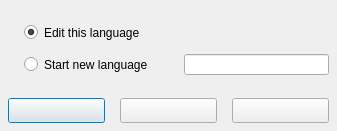
Before: the Qt Designer form src/forms/LanguageEditorStartFormUnit.ui in Eldricos/D-Fend-Reborn, drawn with Qt 5.
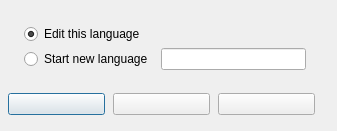
After: the same form once the commit is applied.

Commit message: Remaining dialogs: Qt layouts instead of fixed pixel positions

```diff
--- a/src/forms/LanguageEditorStartFormUnit.ui
+++ b/src/forms/LanguageEditorStartFormUnit.ui
@@ -9,41 +9,103 @@
     <property name="vclKeyPreview" stdset="0"><bool>true</bool></property>
     <property name="vclDesignWidth" stdset="0"><number>337</number></property>
     <property name="vclDesignHeight" stdset="0"><number>131</number></property>
+    <layout class="QVBoxLayout" name="LanguageEditorStartForm_Layout" stretch="0,0,0,1">
+      <property name="leftMargin"><number>8</number></property>
+      <property name="topMargin"><number>24</number></property>
+      <property name="rightMargin"><number>4</number></property>
+      <property name="bottomMargin"><number>8</number></property>
+      <property name="spacing"><number>0</number></property>
+      <item>
+        <layout class="QGridLayout" name="LanguageEditorStartForm_Section1" columnstretch="0,0,1">
+          <property name="leftMargin"><number>16</number></property>
+          <property name="topMargin"><number>0</number></property>
+          <property name="rightMargin"><number>0</number></property>
+          <property name="bottomMargin"><number>0</number></property>
+          <property name="horizontalSpacing"><number>8</number></property>
+          <property name="verticalSpacing"><number>4</number></property>
+          <item row="0" column="0" colspan="3">
     <widget class="QRadioButton" name="EditThisRadioButton">
-      <property name="geometry"><rect><x>24</x><y>24</y><width>305</width><height>17</height></rect></property>
       <property name="text"><string>Edit this language</string></property>
       <property name="checked"><bool>true</bool></property>
     </widget>
+          </item>
+          <item row="1" column="0">
     <widget class="QRadioButton" name="EditNewRadioButton">
-      <property name="geometry"><rect><x>24</x><y>56</y><width>154</width><height>17</height></rect></property>
       <property name="text"><string>Start new language</string></property>
     </widget>
+          </item>
+          <item row="1" column="1" alignment="Qt::AlignLeft">
     <widget class="QLineEdit" name="LanguageNameEdit">
-      <property name="geometry"><rect><x>184</x><y>54</y><width>145</width><height>21</height></rect></property>
-    </widget>
+              <property name="minimumSize"><size><width>145</width><height>0</height></size></property>
+            </widget>
+          </item>
+          <item row="0" column="2">
+            <spacer name="LanguageEditorStartForm_Section1_HFill">
+              <property name="orientation"><enum>Qt::Horizontal</enum></property>
+              <property name="sizeHint" stdset="0"><size><width>0</width><height>0</height></size></property>
+            </spacer>
+          </item>
+        </layout>
+      </item>
+      <item>
+        <spacer name="LanguageEditorStartForm_Gap1">
+          <property name="orientation"><enum>Qt::Vertical</enum></property>
+          <property name="sizeType"><enum>QSizePolicy::Fixed</enum></property>
+          <property name="sizeHint" stdset="0"><size><width>0</width><height>23</height></size></property>
+        </spacer>
+      </item>
+      <item>
+        <layout class="QGridLayout" name="LanguageEditorStartForm_Section2" columnstretch="0,0,0,1">
+          <property name="leftMargin"><number>0</number></property>
+          <property name="topMargin"><number>0</number></property>
+          <property name="rightMargin"><number>0</number></property>
+          <property name="bottomMargin"><number>0</number></property>
+          <property name="horizontalSpacing"><number>8</number></property>
+          <property name="verticalSpacing"><number>4</number></property>
+          <item row="0" column="0" alignment="Qt::AlignLeft">
     <widget class="QPushButton" name="OKButton">
-      <property name="geometry"><rect><x>8</x><y>98</y><width>97</width><height>25</height></rect></property>
-      <property name="text"><string></string></property>
+              <property name="text"><string /></property>
       <property name="autoDefault"><bool>false</bool></property>
       <property name="vclKind" stdset="0"><string notr="true">bkOK</string></property>
       <property name="default"><bool>true</bool></property>
       <property name="vclModalResult" stdset="0"><string notr="true">mrOk</string></property>
-    </widget>
+              <property name="minimumSize"><size><width>97</width><height>0</height></size></property>
+            </widget>
+          </item>
+          <item row="0" column="1" alignment="Qt::AlignLeft">
     <widget class="QPushButton" name="CancelButton">
-      <property name="geometry"><rect><x>120</x><y>98</y><width>97</width><height>25</height></rect></property>
-      <property name="text"><string></string></property>
+              <property name="text"><string /></property>
       <property name="autoDefault"><bool>false</bool></property>
       <property name="vclKind" stdset="0"><string notr="true">bkCancel</string></property>
       <property name="vclCancel" stdset="0"><bool>true</bool></property>
       <property name="vclModalResult" stdset="0"><string notr="true">mrCancel</string></property>
-    </widget>
+              <property name="minimumSize"><size><width>97</width><height>0</height></size></property>
+            </widget>
+          </item>
+          <item row="0" column="2" alignment="Qt::AlignLeft">
     <widget class="QPushButton" name="HelpButton">
-      <property name="geometry"><rect><x>232</x><y>98</y><width>97</width><height>25</height></rect></property>
-      <property name="text"><string></string></property>
+              <property name="text"><string /></property>
       <property name="autoDefault"><bool>false</bool></property>
       <property name="vclKind" stdset="0"><string notr="true">bkHelp</string></property>
       <property name="vclOnClick" stdset="0"><string notr="true">HelpButtonClick</string></property>
-    </widget>
+              <property name="minimumSize"><size><width>97</width><height>0</height></size></property>
+            </widget>
+          </item>
+          <item row="0" column="3">
+            <spacer name="LanguageEditorStartForm_Section2_HFill">
+              <property name="orientation"><enum>Qt::Horizontal</enum></property>
+              <property name="sizeHint" stdset="0"><size><width>0</width><height>0</height></size></property>
+            </spacer>
+          </item>
+        </layout>
+      </item>
+      <item>
+        <spacer name="LanguageEditorStartForm_VFill">
+          <property name="orientation"><enum>Qt::Vertical</enum></property>
+          <property name="sizeHint" stdset="0"><size><width>0</width><height>0</height></size></property>
+        </spacer>
+      </item>
+    </layout>
   </widget>
   <tabstops>
     <tabstop>EditThisRadioButton</tabstop>
```
Left out of the diff: 6 changed lines with no effect on the pictures. Lines whose indentation alone changed are shown as unchanged. The commit also changes 102 other files.
